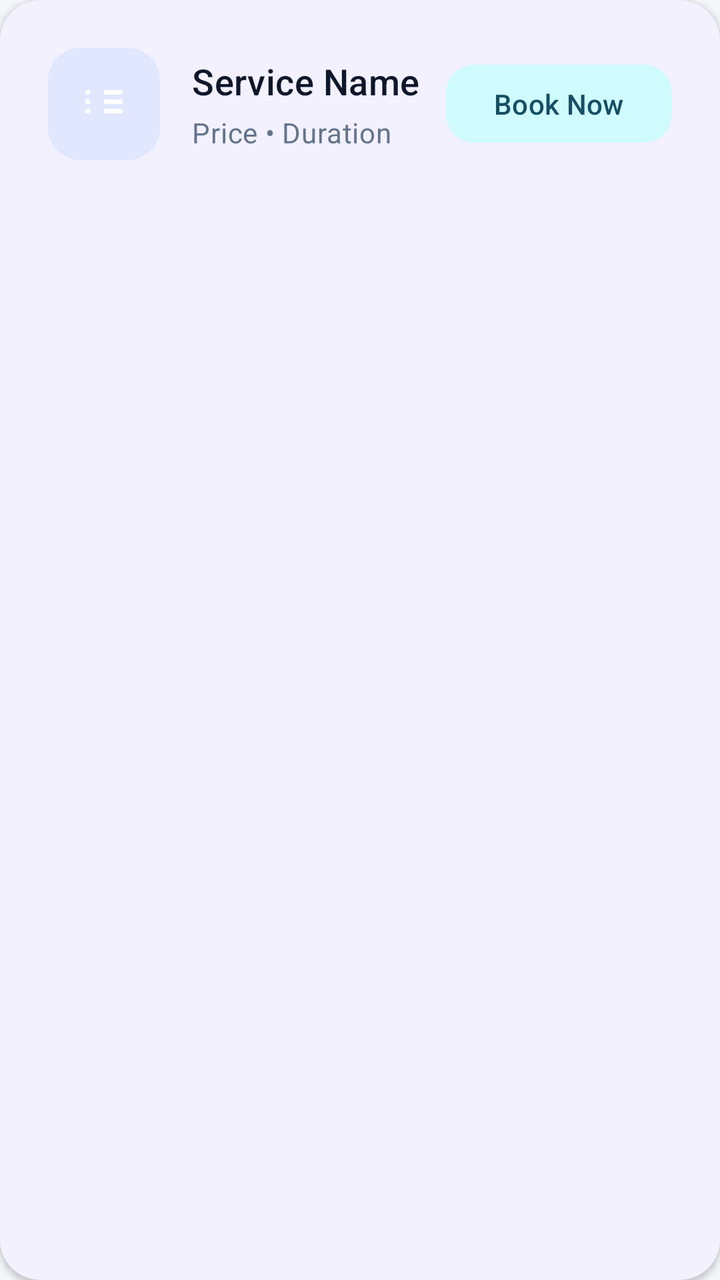
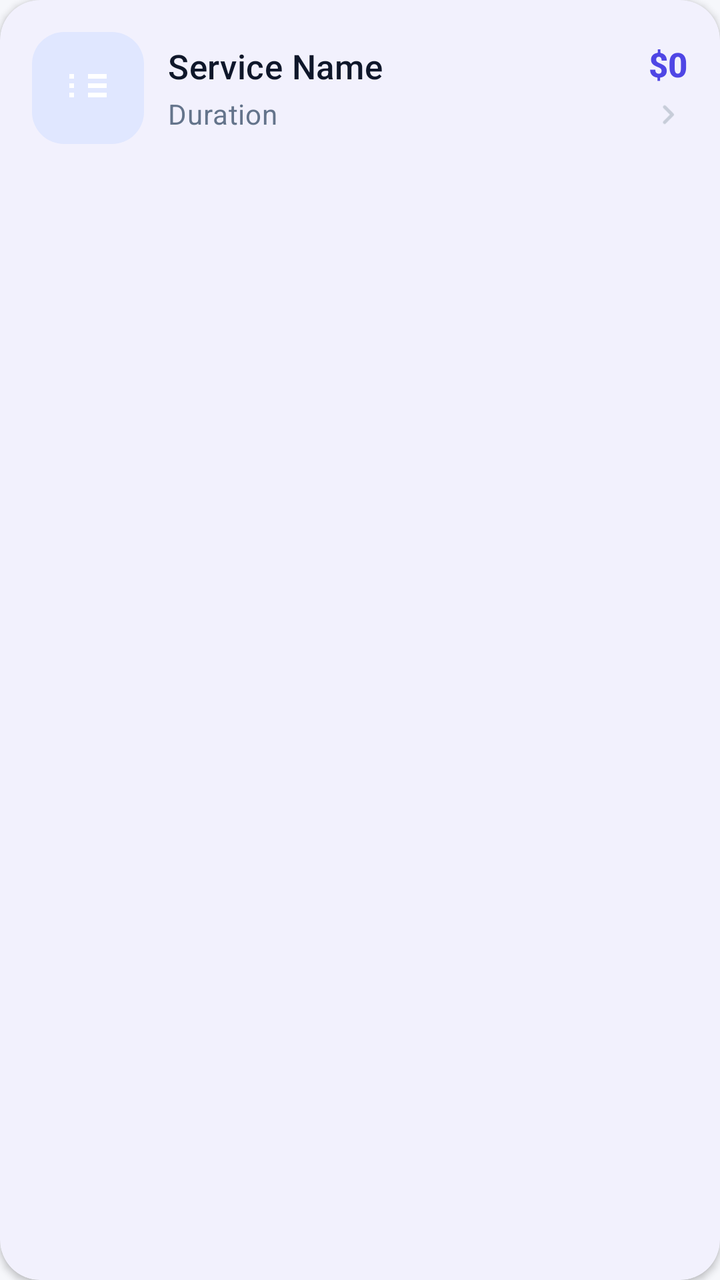

Two renders of the same Android screen: before a commit and after it. Below are the layout's source before the change and the commit's diff.
<!-- AndroidManifest.xml: application theme Theme.Slottr -->
<!-- res/layout/item_service.xml -->
<?xml version="1.0" encoding="utf-8"?>
<com.google.android.material.card.MaterialCardView xmlns:android="http://schemas.android.com/apk/res/android"
    xmlns:app="http://schemas.android.com/apk/res-auto"
    style="@style/Widget.Slottr.Card"
    android:layout_width="match_parent"
    android:layout_height="wrap_content"
    android:layout_margin="12dp"
    app:cardElevation="2dp">

    <LinearLayout
        android:layout_width="match_parent"
        android:layout_height="wrap_content"
        android:orientation="horizontal"
        android:gravity="center_vertical"
        android:padding="6dp">

        <ImageView
            android:id="@+id/ivServiceIcon"
            android:layout_width="56dp"
            android:layout_height="56dp"
            android:background="@drawable/bg_service_icon"
            android:contentDescription="@string/book_now"
            android:padding="14dp"
            app:srcCompat="@drawable/ic_service"/>

        <LinearLayout
            android:layout_width="0dp"
            android:layout_height="wrap_content"
            android:layout_weight="1"
            android:layout_marginStart="16dp"
            android:orientation="vertical">

            <TextView
                android:id="@+id/tvServiceName"
                android:layout_width="wrap_content"
                android:layout_height="wrap_content"
                android:text="Service Name"
                android:textAppearance="@style/TextAppearance.Slottr.SectionTitle"
                android:textSize="18sp"/>

            <TextView
                android:id="@+id/tvServiceDetails"
                android:layout_width="wrap_content"
                android:layout_height="wrap_content"
                android:text="Price \u2022 Duration"
                android:textAppearance="@style/TextAppearance.Slottr.BodySmall"
                android:layout_marginTop="4dp"/>
        </LinearLayout>

        <com.google.android.material.button.MaterialButton
            style="@style/Widget.Slottr.Button.Tonale"
            android:layout_width="wrap_content"
            android:layout_height="wrap_content"
            android:text="@string/book_now"
            android:layout_marginStart="8dp"/>
    </LinearLayout>

</com.google.android.material.card.MaterialCardView>
<!-- resources referenced by this layout -->
<resources>
  <!-- drawable bg_service_icon (drawable) -->
  <?xml version="1.0" encoding="utf-8"?>
  <shape xmlns:android="http://schemas.android.com/apk/res/android"
      android:shape="rectangle">
      <solid android:color="@color/primaryContainer" />
      <corners android:radius="16dp" />
  </shape>
  <string name="book_now">Book Now</string>
  <style name="TextAppearance.Slottr.BodySmall" parent="TextAppearance.Material3.BodyMedium">
          <item name="android:textColor">@color/textSecondary</item>
      </style>
  <style name="TextAppearance.Slottr.SectionTitle" parent="TextAppearance.Material3.TitleMedium">
          <item name="android:fontFamily">sans-serif-medium</item>
          <item name="android:textColor">@color/textPrimary</item>
      </style>
  <style name="Widget.Slottr.Button.Tonale" parent="Widget.Material3.Button.TonalButton">
          <item name="android:fontFamily">sans-serif-medium</item>
          <item name="android:textAllCaps">false</item>
          <item name="cornerRadius">14dp</item>
          <item name="android:minHeight">44dp</item>
          <item name="android:paddingTop">10dp</item>
          <item name="android:paddingBottom">10dp</item>
          <item name="android:textSize">14sp</item>
      </style>
  <style name="Theme.Slottr" parent="Base.Theme.Slottr" />
  <color name="primaryContainer">#E0E7FF</color>
  <color name="textSecondary">#64748B</color>
  <color name="textPrimary">#0F172A</color>
  <color name="surface">#FFFFFF</color>
  <color name="primary">#4F46E5</color>
  <color name="onPrimary">#FFFFFF</color>
  <color name="onPrimaryContainer">#1E1B4B</color>
  <color name="secondary">#0891B2</color>
  <color name="onSecondary">#FFFFFF</color>
  <color name="secondaryContainer">#CFFAFE</color>
  <color name="onSecondaryContainer">#164E63</color>
  <color name="tertiary">#7C3AED</color>
  <color name="onTertiary">#FFFFFF</color>
  <color name="tertiaryContainer">#EDE9FE</color>
  <color name="onTertiaryContainer">#312E81</color>
  <color name="onSurface">#0F172A</color>
  <color name="surfaceVariant">#F1F3F9</color>
  <color name="onSurfaceVariant">#44506A</color>
  <color name="outline">#C7CDD9</color>
  <color name="outlineVariant">#E4E7EF</color>
  <color name="danger">#DC2626</color>
  <color name="dangerContainer">#FEE2E2</color>
  <color name="background">#F6F7FB</color>
  <color name="statusBar">#4F46E5</color>
  <style name="Shape.Slottr.Small" parent="ShapeAppearance.Material3.SmallComponent">
          <item name="cornerSize">12dp</item>
      </style>
  <style name="Shape.Slottr.Medium" parent="ShapeAppearance.Material3.MediumComponent">
          <item name="cornerSize">16dp</item>
      </style>
  <style name="Shape.Slottr.Large" parent="ShapeAppearance.Material3.LargeComponent">
          <item name="cornerSize">28dp</item>
      </style>
  <style name="Widget.Slottr.Fab" parent="Widget.Material3.FloatingActionButton.Primary">
          <item name="android:backgroundTint">@color/primary</item>
          <item name="tint">@color/onPrimary</item>
      </style>
  <style name="Widget.Slottr.BottomNav" parent="Widget.Material3.BottomNavigationView">
          <item name="itemActiveIndicatorStyle">@style/Widget.Slottr.NavIndicator</item>
      </style>
  <style name="Widget.Slottr.NavIndicator" parent="Widget.Material3.BottomNavigationView.ActiveIndicator">
          <item name="android:color">@color/primaryContainer</item>
      </style>
  <!-- unchanged entries left out for length: 6 -->
</resources>

<!-- the commit's change to res/layout/item_service.xml (unified diff, before → after) -->
@@ -1,18 +1,22 @@
 <?xml version="1.0" encoding="utf-8"?>
 <com.google.android.material.card.MaterialCardView xmlns:android="http://schemas.android.com/apk/res/android"
     xmlns:app="http://schemas.android.com/apk/res-auto"
-    style="@style/Widget.Slottr.Card"
+    style="@style/Widget.Slottr.Card.List"
     android:layout_width="match_parent"
     android:layout_height="wrap_content"
-    android:layout_margin="12dp"
+    android:layout_marginStart="@dimen/space_md"
+    android:layout_marginTop="@dimen/space_xs"
+    android:layout_marginEnd="@dimen/space_md"
+    android:layout_marginBottom="@dimen/space_xs"
+    android:clickable="true"
+    android:focusable="true"
     app:cardElevation="2dp">
 
     <LinearLayout
         android:layout_width="match_parent"
         android:layout_height="wrap_content"
         android:orientation="horizontal"
-        android:gravity="center_vertical"
-        android:padding="6dp">
+        android:gravity="center_vertical">
 
         <ImageView
             android:id="@+id/ivServiceIcon"
@@ -27,32 +31,54 @@
             android:layout_width="0dp"
             android:layout_height="wrap_content"
             android:layout_weight="1"
-            android:layout_marginStart="16dp"
+            android:layout_marginStart="@dimen/space_md"
             android:orientation="vertical">
 
             <TextView
                 android:id="@+id/tvServiceName"
-                android:layout_width="wrap_content"
+                android:layout_width="match_parent"
                 android:layout_height="wrap_content"
                 android:text="Service Name"
                 android:textAppearance="@style/TextAppearance.Slottr.SectionTitle"
-                android:textSize="18sp"/>
+                android:textSize="17sp"
+                android:maxLines="2"
+                android:ellipsize="end"/>
 
             <TextView
                 android:id="@+id/tvServiceDetails"
+                android:layout_width="match_parent"
+                android:layout_height="wrap_content"
+                android:text="Duration"
+                android:textAppearance="@style/TextAppearance.Slottr.BodySmall"
+                android:layout_marginTop="3dp"
+                android:maxLines="2"
+                android:ellipsize="end"/>
+        </LinearLayout>
+
+        <LinearLayout
+            android:layout_width="wrap_content"
+            android:layout_height="wrap_content"
+            android:layout_marginStart="@dimen/space_sm"
+            android:orientation="vertical"
+            android:gravity="center_horizontal">
+
+            <TextView
+                android:id="@+id/tvServicePrice"
                 android:layout_width="wrap_content"
                 android:layout_height="wrap_content"
-                android:text="Price \u2022 Duration"
-                android:textAppearance="@style/TextAppearance.Slottr.BodySmall"
-                android:layout_marginTop="4dp"/>
+                android:text="$0"
+                android:textColor="@color/primary"
+                android:textStyle="bold"
+                android:textSize="17sp"
+                android:fontFamily="sans-serif-medium"/>
+
+            <ImageView
+                android:layout_width="20dp"
+                android:layout_height="20dp"
+                android:layout_marginTop="4dp"
+                android:contentDescription="@null"
+                android:src="@drawable/ic_chevron_right"/>
         </LinearLayout>
-
-        <com.google.android.material.button.MaterialButton
-            style="@style/Widget.Slottr.Button.Tonale"
-            android:layout_width="wrap_content"
-            android:layout_height="wrap_content"
-            android:text="@string/book_now"
-            android:layout_marginStart="8dp"/>
     </LinearLayout>
 
 </com.google.android.material.card.MaterialCardView>
<!-- resource entries referenced after the edit -->
@@ -7,6 +7,17 @@
       <solid android:color="@color/primaryContainer" />
       <corners android:radius="16dp" />
   </shape>
+  <!-- drawable ic_chevron_right (drawable) -->
+  <vector xmlns:android="http://schemas.android.com/apk/res/android"
+      android:width="24dp"
+      android:height="24dp"
+      android:viewportWidth="24"
+      android:viewportHeight="24"
+      android:tint="@color/outline">
+      <path
+          android:fillColor="#FF000000"
+          android:pathData="M9.29,6.71a1,1 0,0 0,0 1.41L13.17,12l-3.88,3.88a1,1 0,1 0,1.42 1.41l4.59,-4.59a1,1 0,0 0,0 -1.41L10.71,6.71a1,1 0,0 0,-1.42 0z" />
+  </vector>
   <string name="book_now">Book Now</string>
   <style name="TextAppearance.Slottr.BodySmall" parent="TextAppearance.Material3.BodyMedium">
           <item name="android:textColor">@color/textSecondary</item>
@@ -15,14 +26,9 @@
           <item name="android:fontFamily">sans-serif-medium</item>
           <item name="android:textColor">@color/textPrimary</item>
       </style>
-  <style name="Widget.Slottr.Button.Tonale" parent="Widget.Material3.Button.TonalButton">
-          <item name="android:fontFamily">sans-serif-medium</item>
-          <item name="android:textAllCaps">false</item>
-          <item name="cornerRadius">14dp</item>
-          <item name="android:minHeight">44dp</item>
-          <item name="android:paddingTop">10dp</item>
-          <item name="android:paddingBottom">10dp</item>
-          <item name="android:textSize">14sp</item>
+  <style name="Widget.Slottr.Card.List" parent="Widget.Slottr.Card">
+          <item name="contentPadding">16dp</item>
+          <item name="rippleColor">@color/primaryContainer</item>
       </style>
   <style name="Theme.Slottr" parent="Base.Theme.Slottr" />
   <color name="primaryContainer">#E0E7FF</color>
@@ -30,6 +36,9 @@
   <color name="textPrimary">#0F172A</color>
   <color name="surface">#FFFFFF</color>
   <color name="primary">#4F46E5</color>
+  <dimen name="space_md">12dp</dimen>
+  <dimen name="space_sm">10dp</dimen>
+  <dimen name="space_xs">6dp</dimen>
   <color name="onPrimary">#FFFFFF</color>
   <color name="onPrimaryContainer">#1E1B4B</color>
   <color name="secondary">#0891B2</color>
